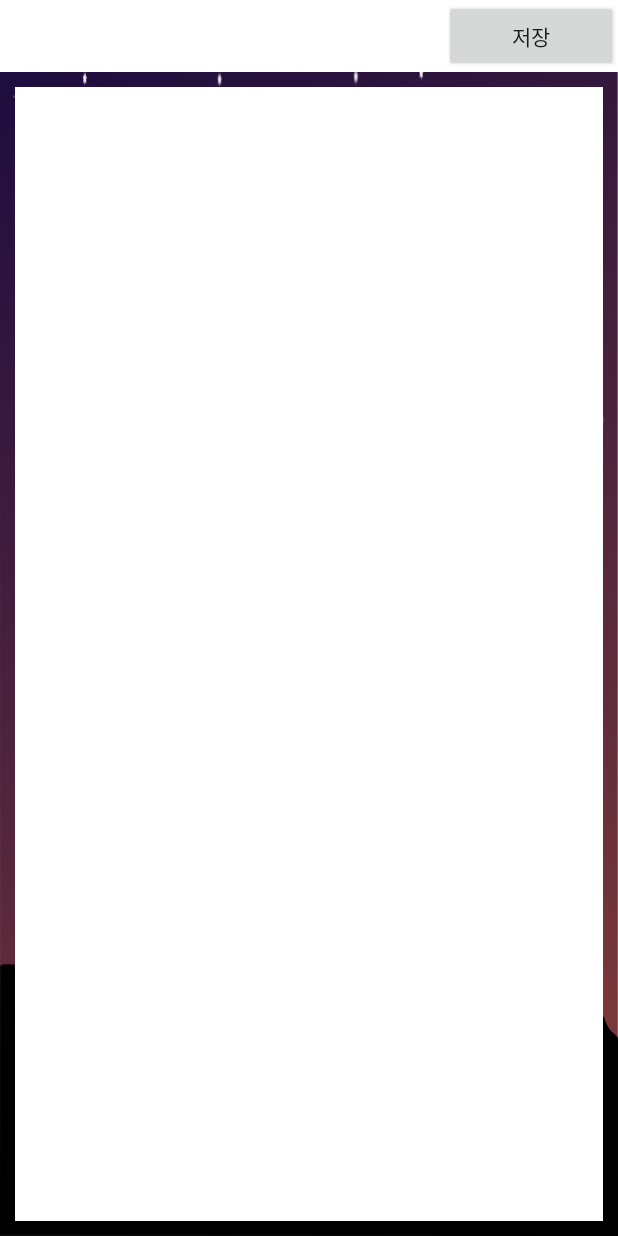
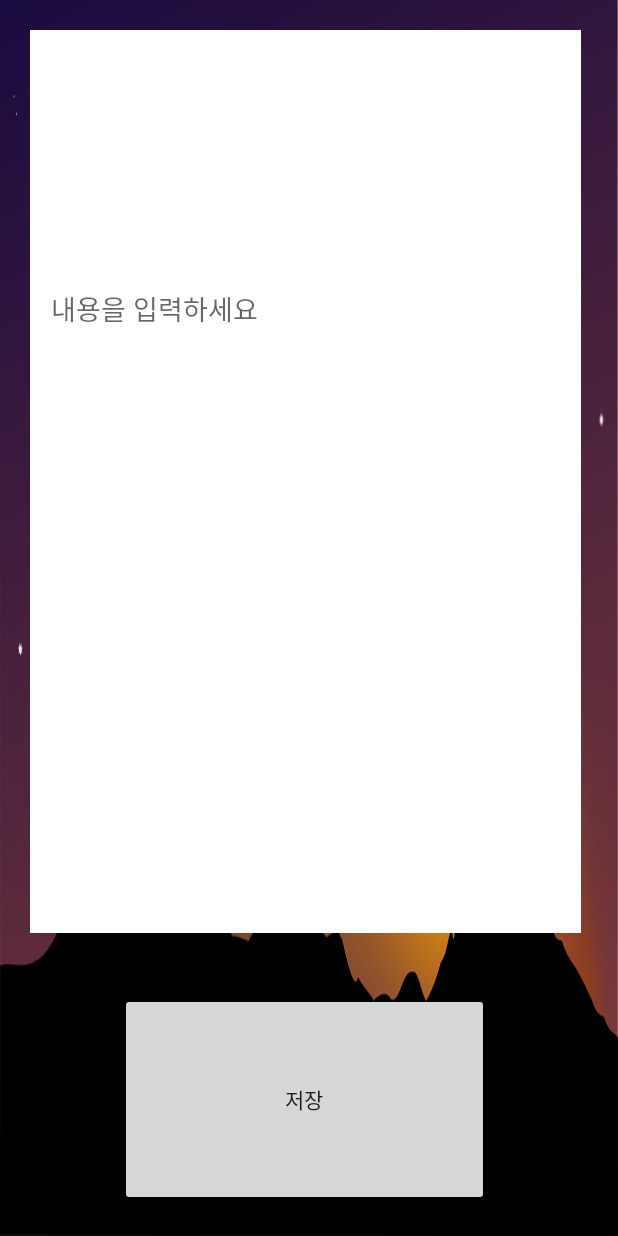
Before and after one commit to kim-min-ju449/Secret_Diary, an Android app: the screen it shows after launch (DiaryActivity before the commit, RealDiaryActivity after it), after a tap on "시작하기", on a phone screen of 412 x 824 dp. Run offline under Robolectric (Android 15) with nearby library versions, the phone set to English and light mode, and no system bars.

Commit message:
2021.10.19 커밋!!

```diff
--- a/app/src/main/AndroidManifest.xml
+++ b/app/src/main/AndroidManifest.xml
@@ -19,6 +19,7 @@
         </activity>
         <activity android:name=".DiaryActivity"></activity>
         <activity android:name=".ListActivity"></activity>
+        <activity android:name=".RealDiaryActivity"></activity>
     </application>
 
 </manifest>
--- a/app/src/main/java/kr/hs/emirim/w2023/secret_daiary/MainActivity.java
+++ b/app/src/main/java/kr/hs/emirim/w2023/secret_daiary/MainActivity.java
@@ -16,7 +16,8 @@ public class MainActivity extends AppCompatActivity {
         super.onCreate(savedInstanceState);
         setContentView(R.layout.activity_main);
 
-        btn = findViewById(R.id.button1);
+        btn = findViewById(R.id.button2);
+        btn2 = findViewById(R.id.button1);
 
         btn.setOnClickListener(new View.OnClickListener() {
             @Override
@@ -28,6 +29,16 @@ public class MainActivity extends AppCompatActivity {
             }
         });
 
+        btn2.setOnClickListener(new View.OnClickListener() {
+            @Override
+            public void onClick(View v) {
+                Intent intent = new Intent(getApplicationContext(), RealDiaryActivity.class);
+
+
+                startActivity(intent);
+
+            }
+        });
 
 
 
--- /dev/null
+++ b/app/src/main/java/kr/hs/emirim/w2023/secret_daiary/RealDiaryActivity.java
@@ -0,0 +1,13 @@
+package kr.hs.emirim.w2023.secret_daiary;
+
+import android.os.Bundle;
+
+import androidx.appcompat.app.AppCompatActivity;
+
+public class RealDiaryActivity extends AppCompatActivity {
+    @Override
+    protected void onCreate (Bundle savedInstanceState) {
+        super.onCreate(savedInstanceState);
+        setContentView(R.layout.diary);
+    }
+}
--- a/app/src/main/res/layout/activity_main.xml
+++ b/app/src/main/res/layout/activity_main.xml
@@ -43,6 +43,16 @@
         android:background="@drawable/soild_button"
         android:backgroundTint="@color/white"
         />
+    <Button
+        android:id="@+id/button2"
+        android:layout_width="200dp"
+        android:layout_height="70dp"
+        android:text="목록보기"
+        android:layout_marginTop="10dp"
+        android:textSize="30sp"
+        android:background="@drawable/soild_button"
+        android:backgroundTint="@color/title"
+        />
 
 
 
--- /dev/null
+++ b/app/src/main/res/layout/diary.xml
@@ -0,0 +1,39 @@
+<?xml version="1.0" encoding="utf-8"?>
+<LinearLayout xmlns:android="http://schemas.android.com/apk/res/android"
+    android:layout_width="match_parent"
+    android:layout_height="match_parent"
+    android:background="@drawable/background"
+    android:orientation="vertical">
+
+    <LinearLayout
+        android:layout_width="367dp"
+        android:layout_height="602dp"
+        android:layout_margin="20dp"
+        android:background="@color/white"
+        android:orientation="horizontal">
+
+        <EditText
+            android:id="@+id/et"
+            android:layout_width="wrap_content"
+            android:layout_height="352dp"
+            android:layout_margin="10dp"
+            android:layout_weight="10"
+            android:backgroundTint="@color/white"
+            android:hint="내용을 입력하세요"
+            />
+
+    </LinearLayout>
+
+    <Button
+        android:id="@+id/refreshBtn"
+        android:layout_width="246dp"
+        android:layout_height="60dp"
+        android:layout_marginTop="20dp"
+        android:layout_marginLeft="80dp"
+        android:layout_marginBottom="20dp"
+        android:layout_weight="1"
+        android:onClick="insert"
+        android:text="저장" />
+
+
+</LinearLayout>
```
